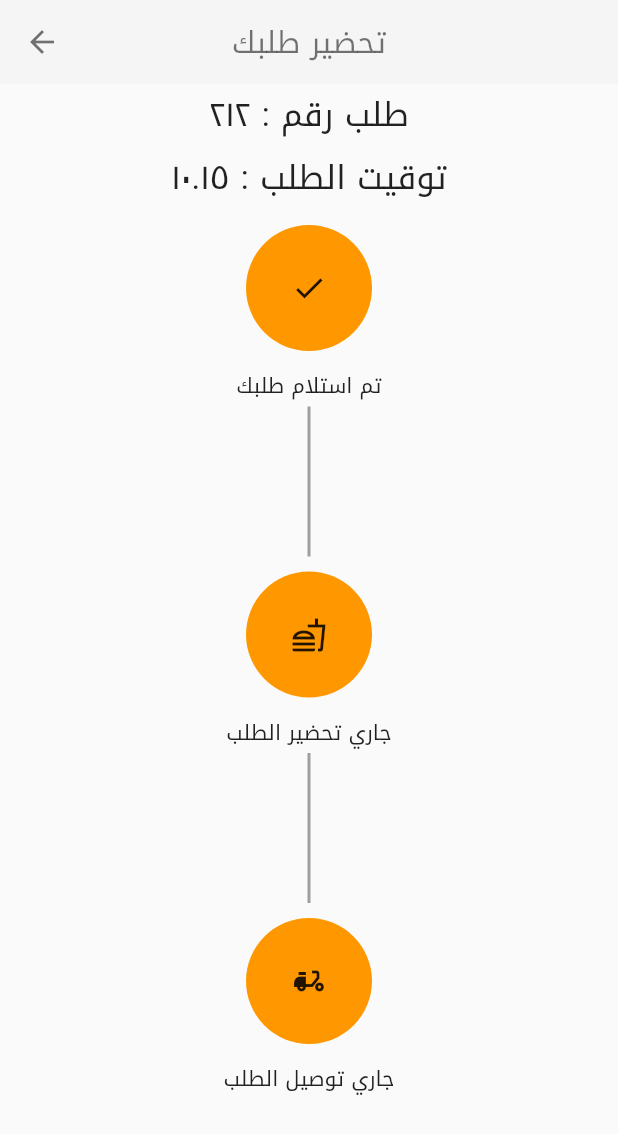
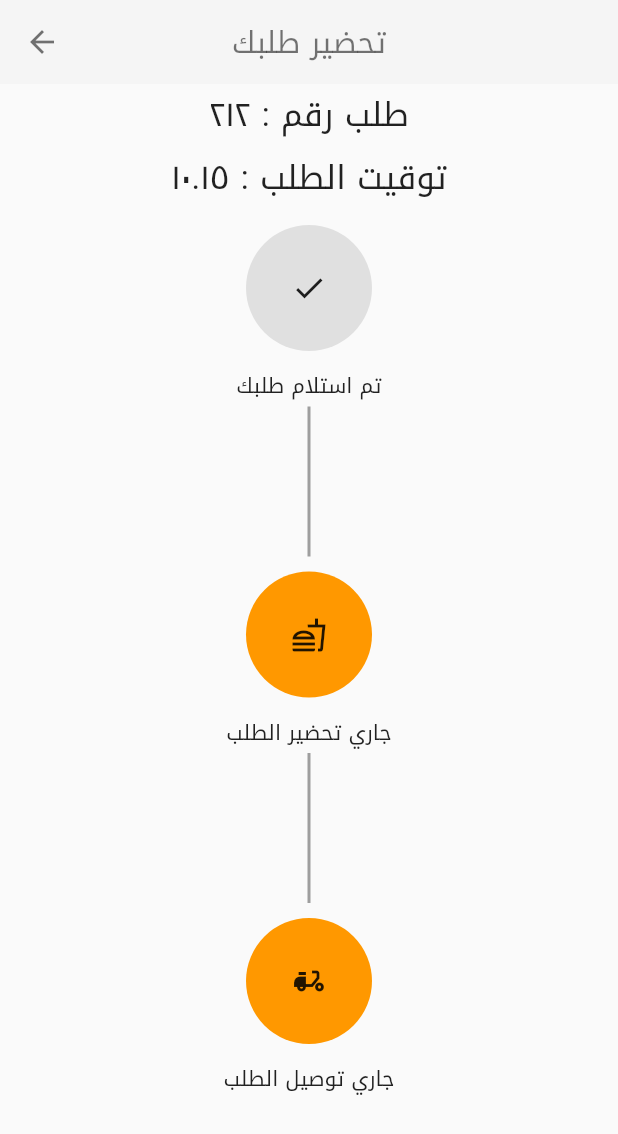
Before and after one commit to baronx5/flutter_appfixed, a Flutter app: the OrderView screen opened directly, on a phone screen of 412 x 824 dp. Shown: the top 1134 px of the screen. Run offline on Flutter 3.47's test engine with Material 2 defaults, Android fonts, the phone set to English and light mode, and no system bars; our stand-ins replace carousel_pro, shared_preferences; missing offline and left inert: myfatoorah_flutter; accounts and stored records are empty; network calls fail.

Commit message:
Order View design a page.

```diff
--- a/lib/followUpOrder/orderView.dart
+++ b/lib/followUpOrder/orderView.dart
@@ -28,7 +28,7 @@ class OrderView extends StatelessWidget {
                 margin: EdgeInsets.all(10),
                 child: Icon(Icons.done),
                 decoration: BoxDecoration(
-                    color: Colors.orange,
+                    color: Colors.grey[300],
                     shape: BoxShape.circle
                 ),),
               Text('تم استلام طلبك', style: TextStyle(fontFamily: 'Droid')),
```
